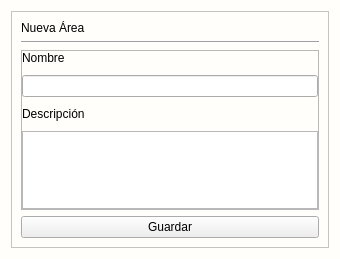
Old version of the form app/View/UserInterfaceUi/UI_NUEVA_AREA_NEGOCIO.ui in the repository LAngelVp/software-punto-de-venta.
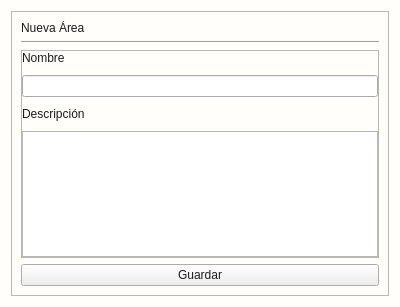
New version of the form.

What changed in the file:
```diff
--- a/app/View/UserInterfaceUi/UI_NUEVA_AREA_NEGOCIO.ui
+++ b/app/View/UserInterfaceUi/UI_NUEVA_AREA_NEGOCIO.ui
@@ -6,31 +6,33 @@
    <rect>
     <x>0</x>
     <y>0</y>
-    <width>340</width>
-    <height>259</height>
+    <width>400</width>
+    <height>307</height>
    </rect>
   </property>
   <property name="minimumSize">
    <size>
-    <width>340</width>
-    <height>250</height>
+    <width>400</width>
+    <height>300</height>
    </size>
   </property>
   <property name="maximumSize">
    <size>
-    <width>340</width>
-    <height>259</height>
+    <width>400</width>
+    <height>307</height>
    </size>
   </property>
   <property name="windowTitle">
    <string>Form</string>
   </property>
   <property name="styleSheet">
-   <string notr="true">#Nueva_area_negocio{
+   <string notr="true">*{color: #1d1c1c;}
+#Nueva_area_negocio{
 background: #fffefb; 
 }
-#contenedor{
+[objectName*=&quot;contenedor&quot;]{
 background: #fffefb; 
+border:none;
 }
 [objectName*=&quot;etiquetaTitulo_&quot;]{
 color: #1d1c1c;
@@ -63,6 +65,7 @@
 border:none;
 border-bottom: 1px solid #1d1c1c;
 border-radius:5px;
+min-height: 100px;
 }
 [objectName*=&quot;txt_&quot;]:focus{
 border-bottom: 2px solid #023375;
```
Left out of the diff: 10 changed lines with no effect on the pictures.
